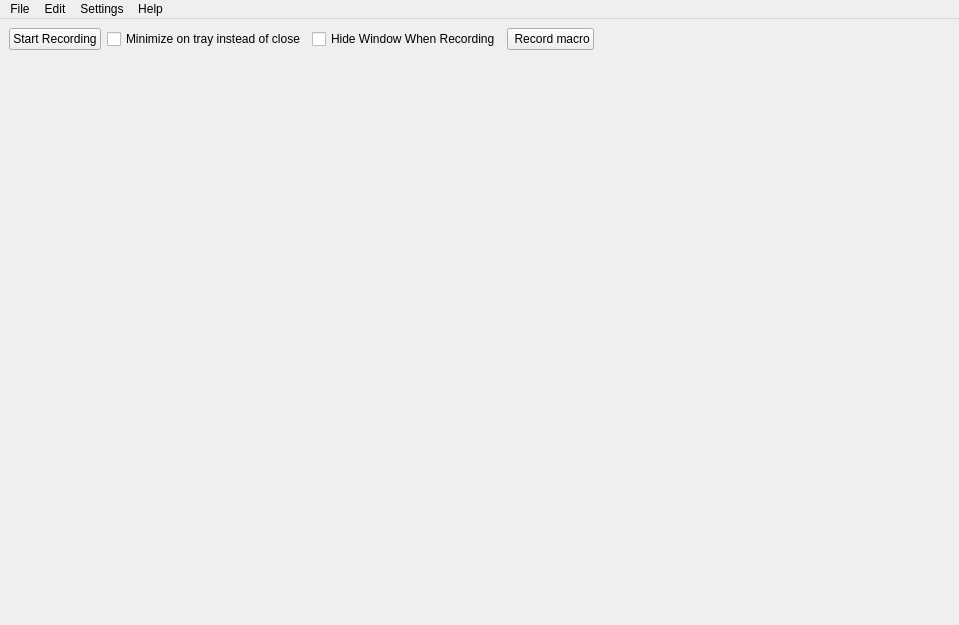
Qt form ui/MainWindow.ui (nickpnevmati/MacroRecorderPython) before a commit.
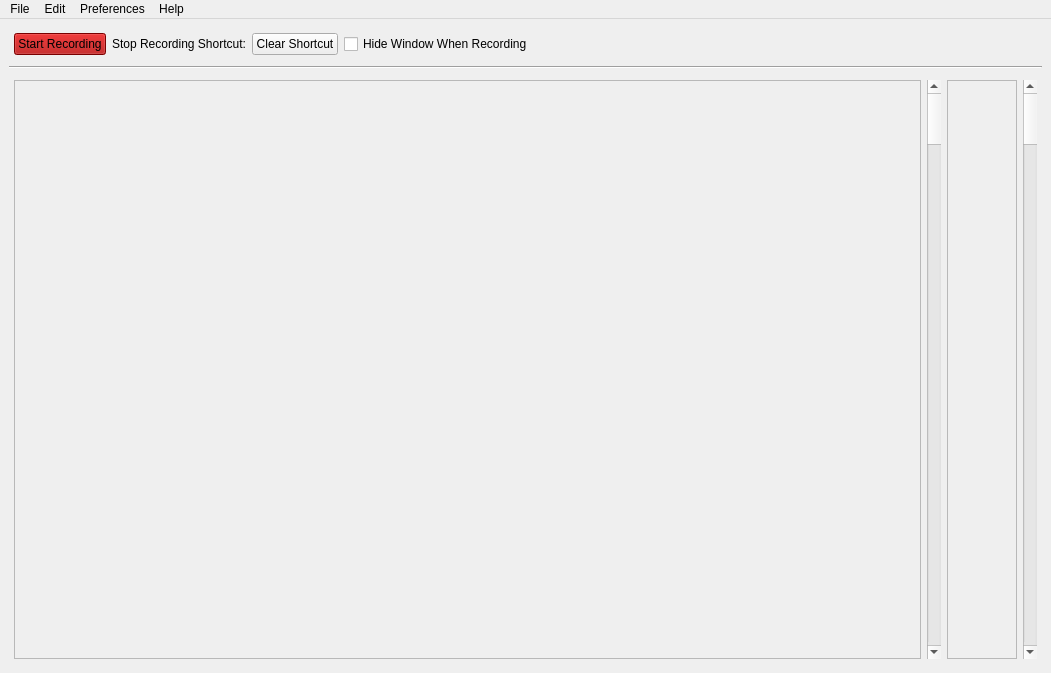
The same form after that commit.

Patch:
```diff
--- a/ui/MainWindow.ui
+++ b/ui/MainWindow.ui
@@ -6,8 +6,8 @@
    <rect>
     <x>0</x>
     <y>0</y>
-    <width>959</width>
-    <height>625</height>
+    <width>1051</width>
+    <height>673</height>
    </rect>
   </property>
   <property name="sizePolicy">
@@ -35,18 +35,61 @@
    <!-- THIS IS THE PART WE CARE ABOUT SO FAR, IT HAS THE MAIN BUTTONS ON THE MAIN SCREEN-->
    <layout class="QGridLayout" name="gridLayout">
     <item row="0" column="0">
-     <layout class="QHBoxLayout" name="horizontalLayout">
+     <layout class="QHBoxLayout" name="TopPanel">
+      <property name="spacing">
+       <number>6</number>
+      </property>
+      <property name="sizeConstraint">
+       <enum>QLayout::SetFixedSize</enum>
+      </property>
+      <property name="leftMargin">
+       <number>5</number>
+      </property>
+      <property name="topMargin">
+       <number>5</number>
+      </property>
+      <property name="rightMargin">
+       <number>5</number>
+      </property>
+      <property name="bottomMargin">
+       <number>5</number>
+      </property>
       <item>
        <widget class="QPushButton" name="startRecordingButton">
+        <property name="sizePolicy">
+         <sizepolicy hsizetype="Minimum" vsizetype="Maximum">
+          <horstretch>0</horstretch>
+          <verstretch>0</verstretch>
+         </sizepolicy>
+        </property>
+        <property name="styleSheet">
+         <string notr="true">background-color: rgb(170, 0, 0);</string>
+        </property>
         <property name="text">
          <string>Start Recording</string>
         </property>
        </widget>
       </item>
       <item>
-       <widget class = "QCheckBox" name="minimizeOrCloseButton">
+       <widget class="QLabel" name="label">
+        <property name="sizePolicy">
+         <sizepolicy hsizetype="Maximum" vsizetype="Preferred">
+          <horstretch>0</horstretch>
+          <verstretch>0</verstretch>
+         </sizepolicy>
+        </property>
         <property name="text">
-         <string>Minimize on tray instead of close</string>
+         <string>Stop Recording Shortcut:</string>
+        </property>
+       </widget>
+      </item>
+      <item>
+       <layout class="QVBoxLayout" name="stopShortcutContainer"/>
+      </item>
+      <item>
+       <widget class="QPushButton" name="clearShortcutButton">
+        <property name="text">
+         <string>Clear Shortcut</string>
         </property>
        </widget>
       </item>
@@ -61,17 +104,13 @@
        </widget>
       </item>
       <item>
-       <widget class="QPushButton" name="registerMacroButton">
-        <property name="text">
-         <string> Record macro</string>
-        </property>
-       </widget>
-      </item>
-      <item>
-       <spacer name="horizontalSpacer">
+       <spacer name="TopPanelSpacer">
         <property name="orientation">
          <enum>Qt::Horizontal</enum>
         </property>
+        <property name="sizeType">
+         <enum>QSizePolicy::MinimumExpanding</enum>
+        </property>
         <property name="sizeHint" stdset="0">
          <size>
           <width>40</width>
@@ -82,18 +121,98 @@
       </item>
      </layout>
     </item>
+    <item row="2" column="0">
+     <layout class="QHBoxLayout" name="MacrosView">
+      <property name="sizeConstraint">
+       <enum>QLayout::SetMaximumSize</enum>
+      </property>
+      <property name="leftMargin">
+       <number>5</number>
+      </property>
+      <property name="topMargin">
+       <number>5</number>
+      </property>
+      <property name="rightMargin">
+       <number>5</number>
+      </property>
+      <property name="bottomMargin">
+       <number>5</number>
+      </property>
+      <item>
+       <layout class="QHBoxLayout" name="MacroActionsView">
+        <item>
+         <widget class="QScrollArea" name="macroActionsScrollArea">
+          <property name="widgetResizable">
+           <bool>true</bool>
+          </property>
+          <widget class="QWidget" name="macroActionsScrollAreaContents">
+           <property name="geometry">
+            <rect>
+             <x>0</x>
+             <y>0</y>
+             <width>901</width>
+             <height>573</height>
+            </rect>
+           </property>
+           <layout class="QVBoxLayout" name="verticalLayout"/>
+          </widget>
+         </widget>
+        </item>
+        <item>
+         <widget class="QScrollBar" name="macroActionsScrollbar">
+          <property name="maximum">
+           <number>100</number>
+          </property>
+          <property name="orientation">
+           <enum>Qt::Vertical</enum>
+          </property>
+         </widget>
+        </item>
+       </layout>
+      </item>
+      <item>
+       <layout class="QHBoxLayout" name="MacrosView_2">
+        <item>
+         <widget class="QScrollArea" name="macrosScrollArea">
+          <property name="sizePolicy">
+           <sizepolicy hsizetype="Minimum" vsizetype="Minimum">
+            <horstretch>0</horstretch>
+            <verstretch>0</verstretch>
+           </sizepolicy>
+          </property>
+          <property name="widgetResizable">
+           <bool>true</bool>
+          </property>
+          <widget class="QWidget" name="macrosScrollAreaContents">
+           <property name="geometry">
+            <rect>
+             <x>0</x>
+             <y>0</y>
+             <width>68</width>
+             <height>573</height>
+            </rect>
+           </property>
+           <layout class="QVBoxLayout" name="verticalLayout_2"/>
+          </widget>
+         </widget>
+        </item>
+        <item>
+         <widget class="QScrollBar" name="macrosScrollbar">
+          <property name="orientation">
+           <enum>Qt::Vertical</enum>
+          </property>
+         </widget>
+        </item>
+       </layout>
+      </item>
+     </layout>
+    </item>
     <item row="1" column="0">
-     <spacer name="verticalSpacer">
+     <widget class="Line" name="line">
       <property name="orientation">
-       <enum>Qt::Vertical</enum>
+       <enum>Qt::Horizontal</enum>
       </property>
-      <property name="sizeHint" stdset="0">
-       <size>
-        <width>20</width>
-        <height>40</height>
-       </size>
-      </property>
-     </spacer>
+     </widget>
     </item>
    </layout>
   </widget>
@@ -102,8 +221,8 @@
     <rect>
      <x>0</x>
      <y>0</y>
-     <width>959</width>
-     <height>22</height>
+     <width>1051</width>
+     <height>20</height>
     </rect>
    </property>
    <widget class="QMenu" name="menuFile">
@@ -123,7 +242,7 @@
    </widget>
    <widget class="QMenu" name="menuSettings">
     <property name="title">
-     <string>Settings</string>
+     <string>Preferences</string>
     </property>
     <addaction name="actionPreferences"/>
    </widget>
```
Left out of the diff: 33 changed lines with no effect on the pictures.
